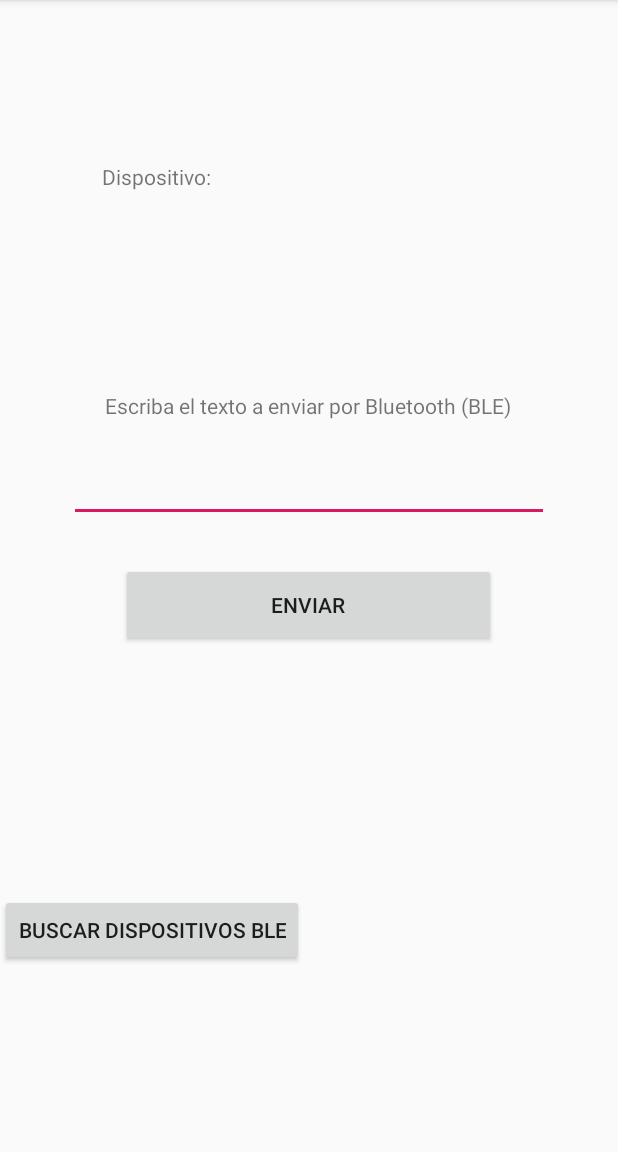
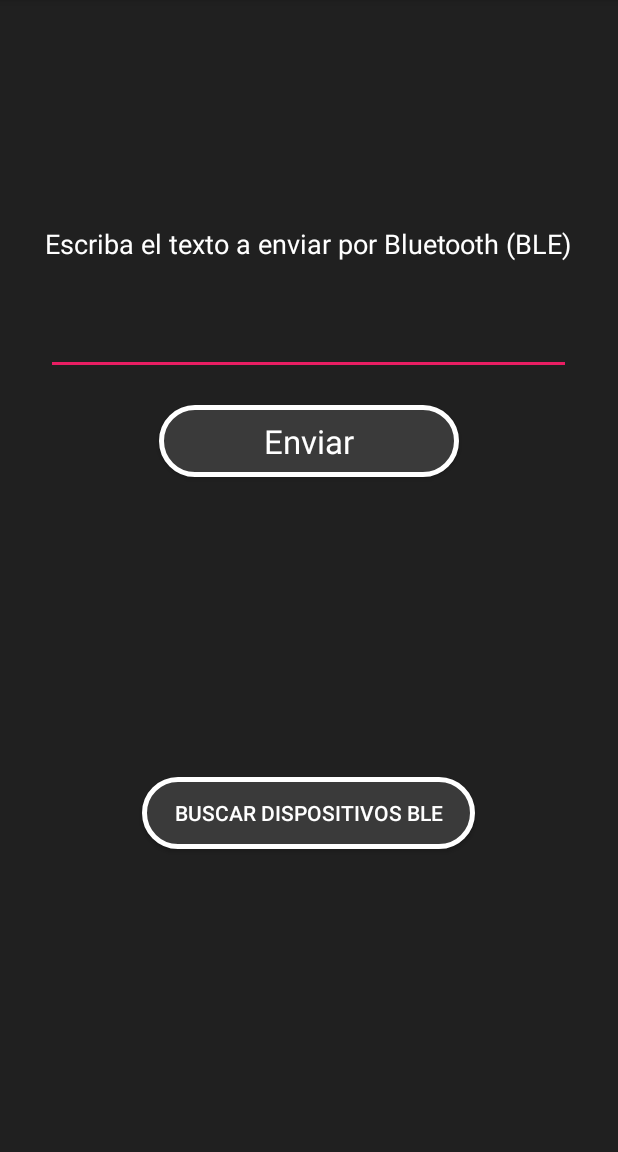
Before and after one commit to GabrielMartinMoran/GPSTracker, an Android app: the screen it shows after launch (MainActivity), on a phone screen of 412 x 824 dp, the part 84-1236 px from its top. Run offline under Robolectric (Android 15) with nearby library versions, the phone set to English and light mode, and no system bars.

Commit message:
Mejora App bluetooth

```diff
--- a/Android/ESP32BluetoothConfig/app/src/main/AndroidManifest.xml
+++ b/Android/ESP32BluetoothConfig/app/src/main/AndroidManifest.xml
@@ -5,6 +5,10 @@
     <uses-permission android:name="android.permission.BLUETOOTH" />
     <uses-permission android:name="android.permission.BLUETOOTH_ADMIN" />
     <uses-permission android:name="android.permission.ACCESS_FINE_LOCATION" />
+
+    <!-- Solo permite conectarse a dispositivos BLE -->
+    <uses-feature android:name="android.hardware.bluetooth_le" android:required="true"/>
+
 
     <application
         android:allowBackup="true"
--- /dev/null
+++ b/Android/ESP32BluetoothConfig/app/src/main/res/drawable/btn_rounded.xml
@@ -0,0 +1,6 @@
+<?xml version="1.0" encoding="utf-8"?>
+<shape xmlns:android="http://schemas.android.com/apk/res/android" android:shape="rectangle">
+    <solid android:color="#3A3A3A" />
+    <corners android:radius="32dp"/>
+    <stroke android:width="5px" android:color="#fff" />
+</shape>
--- a/Android/ESP32BluetoothConfig/app/src/main/res/layout/activity_main.xml
+++ b/Android/ESP32BluetoothConfig/app/src/main/res/layout/activity_main.xml
@@ -1,87 +1,54 @@
 <?xml version="1.0" encoding="utf-8"?>
-<android.support.constraint.ConstraintLayout xmlns:android="http://schemas.android.com/apk/res/android"
-    xmlns:app="http://schemas.android.com/apk/res-auto"
-    xmlns:tools="http://schemas.android.com/tools"
+<LinearLayout xmlns:android="http://schemas.android.com/apk/res/android"
     android:layout_width="match_parent"
     android:layout_height="match_parent"
-    tools:context=".MainActivity">
-
-    <EditText
-        android:id="@+id/textInput"
-        android:layout_width="320dp"
-        android:layout_height="46dp"
-        android:layout_marginStart="45dp"
-        android:layout_marginLeft="45dp"
-        android:layout_marginTop="22dp"
-        android:layout_marginEnd="46dp"
-        android:layout_marginRight="46dp"
-        android:ems="10"
-        android:inputType="textPersonName"
-        app:layout_constraintEnd_toEndOf="parent"
-        app:layout_constraintStart_toStartOf="parent"
-        app:layout_constraintTop_toBottomOf="@+id/textView" />
+    android:background="#202020"
+    android:orientation="vertical">
 
     <TextView
         android:id="@+id/textView"
         android:layout_width="wrap_content"
         android:layout_height="wrap_content"
-        android:layout_marginStart="68dp"
-        android:layout_marginLeft="68dp"
-        android:layout_marginTop="131dp"
-        android:layout_marginEnd="69dp"
-        android:layout_marginRight="69dp"
+        android:paddingTop="150dp"
+        android:textColor="#fff"
+        android:textAppearance="?android:attr/textAppearanceMedium"
         android:text="Escriba el texto a enviar por Bluetooth (BLE)"
-        app:layout_constraintEnd_toEndOf="parent"
-        app:layout_constraintStart_toStartOf="parent"
-        app:layout_constraintTop_toBottomOf="@+id/nombreDispositivoBLE" />
+        android:layout_gravity="center_vertical|center_horizontal"/>
+
+    <EditText
+        android:id="@+id/textInput"
+        android:layout_width="350dp"
+        android:layout_height="wrap_content"
+        android:layout_gravity="center_vertical|center_horizontal"
+        android:backgroundTint="#E91E63"
+        android:ems="10"
+        android:inputType="textPersonName"
+        android:paddingTop="40dp"
+        android:textColor="#fff" />
 
     <Button
         android:id="@+id/sendButton"
-        android:layout_width="250dp"
-        android:layout_height="56dp"
-        android:layout_marginStart="80dp"
-        android:layout_marginLeft="80dp"
-        android:layout_marginTop="27dp"
-        android:layout_marginEnd="81dp"
-        android:layout_marginRight="81dp"
+        android:layout_width="200dp"
+        android:layout_height="wrap_content"
+        android:textColor="#fff"
         android:text="Enviar"
-        app:layout_constraintEnd_toEndOf="parent"
-        app:layout_constraintStart_toStartOf="parent"
-        app:layout_constraintTop_toBottomOf="@+id/textInput" />
-
-    <TextView
-        android:id="@+id/textView2"
-        android:layout_width="76dp"
-        android:layout_height="20dp"
-        android:layout_marginStart="68dp"
-        android:layout_marginLeft="68dp"
-        android:layout_marginTop="108dp"
-        android:text="Dispositivo:"
-        app:layout_constraintStart_toStartOf="parent"
-        app:layout_constraintTop_toTopOf="parent" />
-
-    <TextView
-        android:id="@+id/nombreDispositivoBLE"
-        android:layout_width="219dp"
-        android:layout_height="21dp"
-        android:layout_marginTop="108dp"
-        android:layout_marginEnd="41dp"
-        android:layout_marginRight="41dp"
-        app:layout_constraintEnd_toEndOf="parent"
-        app:layout_constraintTop_toTopOf="parent" />
+        android:background="@drawable/btn_rounded"
+        android:layout_marginTop="20dp"
+        android:textAppearance="?android:attr/textAppearanceLarge"
+        android:layout_gravity="center_vertical|center_horizontal"/>
 
     <android.support.constraint.Barrier
         android:id="@+id/barrier"
         android:layout_width="wrap_content"
-        android:layout_height="wrap_content"
-        app:barrierDirection="left" />
+        android:layout_height="wrap_content" />
 
     <Button
         android:id="@+id/openBLEListActivityBtn"
-        android:layout_width="wrap_content"
+        android:layout_width="100pt"
         android:layout_height="wrap_content"
-        android:layout_marginBottom="124dp"
+        android:textColor="#fff"
+        android:layout_marginTop="200dp"
         android:text="Buscar dispositivos BLE"
-        app:layout_constraintBottom_toBottomOf="parent"
-        tools:layout_editor_absoluteX="105dp" />
-</android.support.constraint.ConstraintLayout>
+        android:background="@drawable/btn_rounded"
+        android:layout_gravity="center_vertical|center_horizontal"/>
+</LinearLayout>
--- a/Android/ESP32BluetoothConfig/app/src/main/res/layout/device_grid_item.xml
+++ b/Android/ESP32BluetoothConfig/app/src/main/res/layout/device_grid_item.xml
@@ -9,7 +9,7 @@
     <TextView
         android:layout_width="wrap_content"
         android:layout_height="wrap_content"
-        android:textAppearance="?android:attr/textAppearanceLarge"
+        android:textAppearance="?android:attr/textAppearanceMedium"
         android:text=""
         android:id="@+id/titleTextView"
         android:layout_gravity="center"
```
Also changed, not shown: Android/ESP32BluetoothConfig/app/src/main/java/com/example/esp32bluetoothconfig/BluetoothHelper.java (+62 -48 lines), Android/ESP32BluetoothConfig/app/src/main/java/com/example/esp32bluetoothconfig/DeviceListFragment.java (+10 -9 lines), Android/ESP32BluetoothConfig/app/src/main/res/layout/activity_bluetooth_list.xml (+10 -6 lines), Android/ESP32BluetoothConfig/app/src/main/res/layout/device_list_item.xml (+25 -24 lines), Android/ESP32BluetoothConfig/app/src/main/res/layout/fragment_deviceitem_list.xml (+28 -17 lines).
